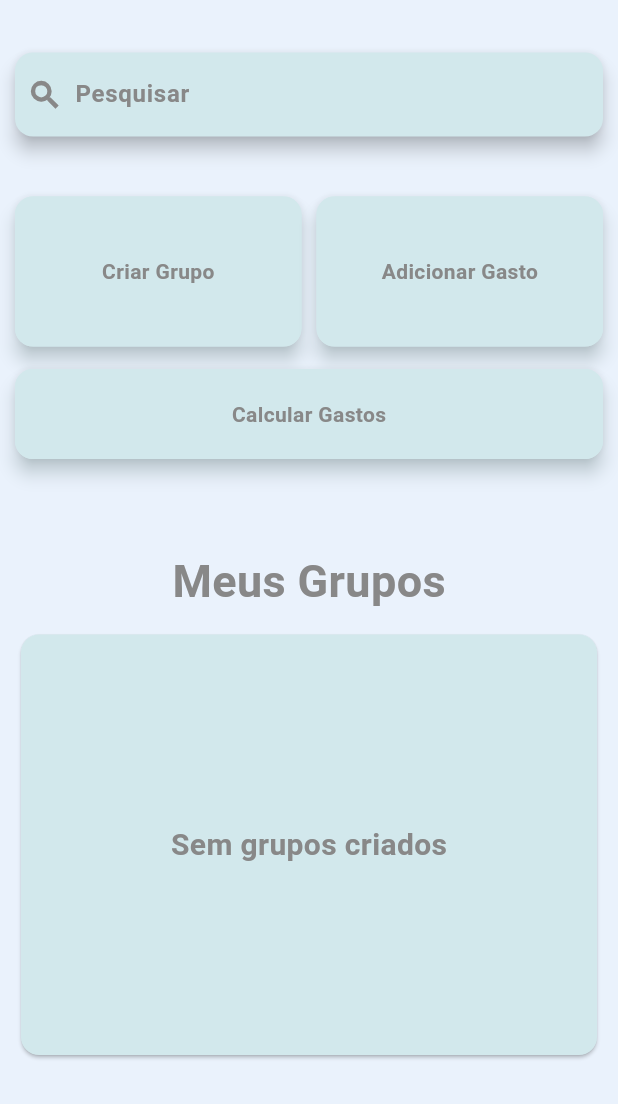
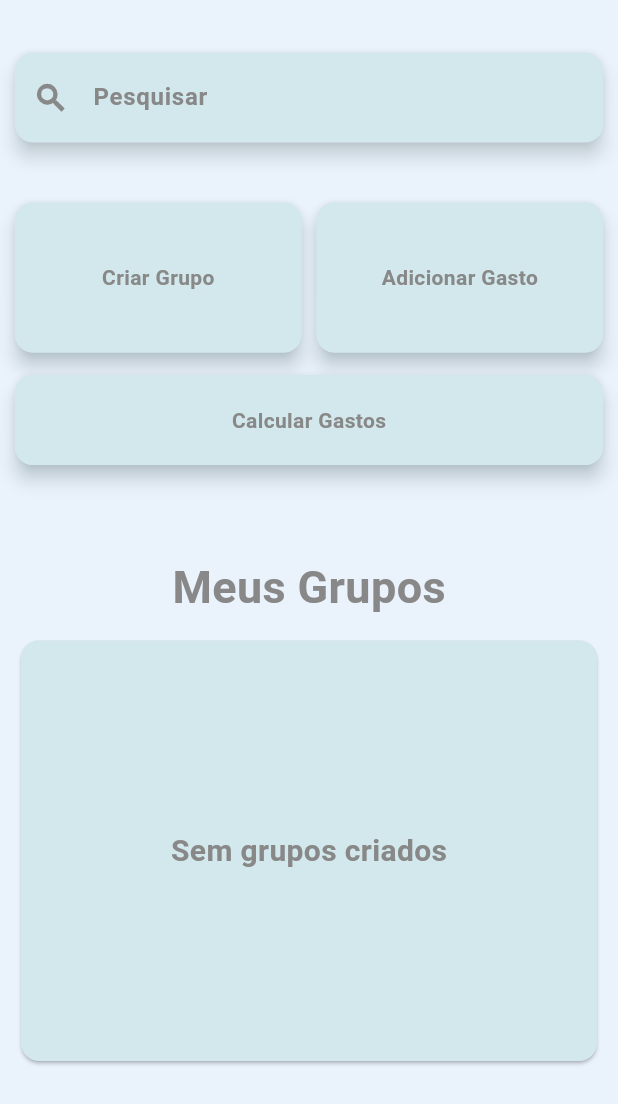
Before and after one commit to OtavioMomberg/Gerenciador-de-Gastos, a Flutter app: the screen it shows after launch, on a phone screen of 412 x 824 dp. Shown: the top 1104 px of the screen. Run offline on Flutter 3.47's test engine with Material 3 defaults, Android fonts, the phone set to English and light mode, and no system bars; our stand-ins replace sqflite; accounts and stored records are empty.

Commit message:
card UI improvements

```diff
--- a/lib/main.dart
+++ b/lib/main.dart
@@ -22,6 +22,9 @@ class MyApp extends StatelessWidget {
       title: 'Gerenciador de Gastos',
       debugShowCheckedModeBanner: false,
       theme: ThemeData(
+        textSelectionTheme: TextSelectionThemeData(
+          selectionHandleColor: const Color.fromARGB(255, 136, 136, 136),
+        ),
         colorScheme: .fromSeed(seedColor: const Color.fromARGB(255, 210, 232, 236)),
       ),
       home: const HomePage(),
--- a/lib/pages/home_page.dart
+++ b/lib/pages/home_page.dart
@@ -10,6 +10,7 @@ import 'package:gerenciador_gastos_v2/utils/color_conversion.dart';
 import 'package:gerenciador_gastos_v2/utils/group_options_enum.dart';
 import 'package:gerenciador_gastos_v2/widgets/button.dart';
 import 'package:gerenciador_gastos_v2/widgets/group_card.dart';
+import 'package:gerenciador_gastos_v2/widgets/search_bar/search_bar_widget.dart';
 
 class HomePage extends StatefulWidget {
   const HomePage({super.key});
@@ -49,29 +50,7 @@ class _HomePageState extends State<HomePage> with ChangePage {
             spacing: 15,
             children: <Widget>[
               const SizedBox(height: 10),
-              SearchBar(
-                shape: WidgetStatePropertyAll(
-                  RoundedRectangleBorder(
-                    borderRadius: BorderRadius.circular(12),
-                  ),
-                ),
-                backgroundColor: const WidgetStatePropertyAll(
-                  Color.fromARGB(255, 210, 232, 236),
-                ),
-                leading: const Icon(
-                  Icons.search,
-                  color: Color.fromARGB(255, 136, 136, 136),
-                  fontWeight: FontWeight.bold,
-                ),
-                elevation: const WidgetStatePropertyAll(5),
-                hintText: "Pesquisar",
-                hintStyle: const WidgetStatePropertyAll(
-                  TextStyle(
-                    color: Color.fromARGB(255, 136, 136, 136),
-                    fontWeight: FontWeight.bold
-                  )
-                )
-              ),
+              SearchBarWidget(navigation: navigation),
               const SizedBox(height: 10),
               Row(
                 spacing: 10,
@@ -81,24 +60,24 @@ class _HomePageState extends State<HomePage> with ChangePage {
                       label: "Criar Grupo",
                       height: 100,
                       navigation: navigation,
-                      page: ActionGroupPage(action: ActionsEnum.create)
-                    )
+                      page: ActionGroupPage(action: ActionsEnum.create),
+                    ),
                   ),
                   Expanded(
                     child: Button(
                       label: "Adicionar Gasto",
                       height: 100,
                       navigation: navigation,
-                      page: ActionExpensePage(action: ActionsEnum.create)
-                    )
-                  )
-                ]
+                      page: ActionExpensePage(action: ActionsEnum.create),
+                    ),
+                  ),
+                ],
               ),
               Button(
                 label: "Calcular Gastos",
                 height: 60,
                 navigation: navigation,
-                page: CalculationPage()
+                page: CalculationPage(),
               ),
               const SizedBox(height: 30),
               Column(
@@ -108,12 +87,15 @@ class _HomePageState extends State<HomePage> with ChangePage {
                     style: TextStyle(
                       color: Color.fromARGB(255, 136, 136, 136),
                       fontSize: 30,
-                      fontWeight: FontWeight.bold
-                    )
+                      fontWeight: FontWeight.bold,
+                    ),
                   ),
                   const SizedBox(height: 10),
-                  SizedBox(
+                  Container(
                     height: size.height * 0.35,
+                    decoration: BoxDecoration(
+                      borderRadius: BorderRadius.circular(10)
+                    ),
                     child: FutureBuilder(
                       future: _db.groups,
                       builder: (context, snapshot) {
@@ -137,23 +119,33 @@ class _HomePageState extends State<HomePage> with ChangePage {
                           itemCount: snapshot.data!.length,
                           separatorBuilder: (_, _) => const SizedBox(width: 10),
                           itemBuilder: (context, index) {
-                            return GroupCard(
+                            return Padding(
+                              padding: const EdgeInsets.only(bottom: 15),
+                              child: GroupCard(
                                 color: ColorConversion.colorsMap[snapshot.data![index].color]!,
                                 groupName: snapshot.data![index].name,
                                 width: (size.width - 30) * 0.5,
                                 onTap: () async {
-                                await _db.selectExpensesByGroup(groupID: snapshot.data![index].id);
-                                navigation(page: GroupPage(groupID: snapshot.data![index].id), index: index);
+                                  await _db.selectExpensesByGroup(
+                                    groupID: snapshot.data![index].id,
+                                  );
+                                  navigation(
+                                    page: GroupPage(
+                                      groupID: snapshot.data![index].id,
+                                    ),
+                                    index: index,
+                                  );
                                 },
                                 onLongPress: () {
                                   navigation(
                                     page: ActionGroupPage(
                                       action: ActionsEnum.update,
-                                    groupData: snapshot.data![index]
+                                      groupData: snapshot.data![index],
                                     ),
                                     index: index
                                   );
                                 }
+                              ),
                             );
                           }
                         );
@@ -173,17 +165,19 @@ class _HomePageState extends State<HomePage> with ChangePage {
     await _db.selectGroups();
   }
 
-  void navigation({required Widget page, int index = 0}) {
-    if (_db.groupsWithoutFuture.isEmpty && page.runtimeType != ActionGroupPage) { return; }
+  void navigation({required Widget page, int? index = 0}) {
+    if (_db.groupsWithoutFuture.isEmpty && page.runtimeType != ActionGroupPage) {
+      return;
+    }
 
     goNextPage(
       context: context,
-      index: index,
+      index: index ?? 0,
       page: page,
       thenFunction: ({response}) async {
         await _db.selectGroups();
         setState(() {});
-      }
+      },
     );
   }
 }
--- a/lib/widgets/expense_card.dart
+++ b/lib/widgets/expense_card.dart
@@ -28,7 +28,10 @@ class ExpenseCard extends StatelessWidget with ChangePage {
       color: groupService.indexList.contains(index)
         ? groupService.colors[1]
         : groupService.colors[0],
-      type: MaterialType.card,
+      elevation: 5,
+      shadowColor: groupService.indexList.contains(index)
+        ? groupService.colors[1]
+        : groupService.colors[0],
       borderRadius: BorderRadius.circular(10),
       child: InkWell(
         borderRadius: BorderRadius.circular(10),
--- a/lib/widgets/group_card.dart
+++ b/lib/widgets/group_card.dart
@@ -21,6 +21,8 @@ class GroupCard extends StatelessWidget {
     return Material(
       color: color,
       borderRadius: BorderRadius.circular(10),
+      elevation: 5,
+      shadowColor: color,
       child: InkWell(
         borderRadius: BorderRadius.circular(10),
         onTap: onTap,
--- /dev/null
+++ b/lib/widgets/search_bar/field_view_widget.dart
@@ -0,0 +1,66 @@
+import 'package:flutter/material.dart';
+
+class FieldViewWidget extends StatelessWidget {
+  final TextEditingController controller;
+  final FocusNode focusNode;
+  final VoidCallback onFieldSubmitted;
+
+  const FieldViewWidget({
+    required this.controller,
+    required this.focusNode,
+    required this.onFieldSubmitted,
+    super.key,
+  });
+
+  @override
+  Widget build(BuildContext context) {
+    return Material(
+      color: const Color.fromARGB(255, 210, 232, 236),
+      shadowColor: const Color.fromARGB(255, 210, 232, 236),
+      elevation: 5,
+      borderRadius: BorderRadius.circular(12),
+      child: SizedBox(
+        height: 60,
+        child: Center(
+          child: TextField(
+            controller: controller,
+            focusNode: focusNode,
+            style: const TextStyle(
+              color: Color.fromARGB(255, 136, 136, 136),
+              fontWeight: FontWeight.bold,
+            ),
+            cursorColor: const Color.fromARGB(255, 136, 136, 136),
+            decoration: InputDecoration(
+              hintText: "Pesquisar",
+              hintStyle: const TextStyle(
+                color: Color.fromARGB(255, 136, 136, 136),
+                fontWeight: FontWeight.bold,
+              ),
+              prefixIcon: const Icon(
+                Icons.search,
+                color: Color.fromARGB(255, 136, 136, 136),
+                fontWeight: FontWeight.bold,
+              ),
+              suffixIcon: controller.text.isNotEmpty
+                ? IconButton(
+                    onPressed: () => controller.clear(),
+                    icon: const Icon(
+                      Icons.close,
+                      color: Color.fromARGB(255, 136, 136, 136),
+                      fontWeight: FontWeight.bold,
+                    ),
+                  )
+                : null,
+              filled: true,
+              fillColor: const Color.fromARGB(255, 210, 232, 236),
+              border: OutlineInputBorder(
+                borderRadius: BorderRadius.circular(12),
+                borderSide: BorderSide.none
+              )
+            )
+          )
+        )
+      )
+    );
+  }
+}
--- /dev/null
+++ b/lib/widgets/search_bar/search_bar_widget.dart
@@ -0,0 +1,52 @@
+import 'package:flutter/material.dart';
+import 'package:gerenciador_gastos_v2/models/group_read.dart';
+import 'package:gerenciador_gastos_v2/pages/group_page.dart';
+import 'package:gerenciador_gastos_v2/services/database_service.dart';
+import 'package:gerenciador_gastos_v2/widgets/search_bar/field_view_widget.dart';
+import 'package:gerenciador_gastos_v2/widgets/search_bar/options_view_widget.dart';
+
+class SearchBarWidget extends StatelessWidget {
+  final void Function({required Widget page, int? index}) navigation;
+
+  SearchBarWidget({required this.navigation, super.key});
+
+  final _db = DatabaseService.instance();
+
+  @override
+  Widget build(BuildContext context) {
+    return Autocomplete<GroupRead>(
+      optionsBuilder: (TextEditingValue textEditingValue) {
+        if (textEditingValue.text.isEmpty) {
+          return Iterable<GroupRead>.empty();
+        }
+        return _db.groupsWithoutFuture.where((group) {
+          return group.name.toLowerCase().contains(
+            textEditingValue.text.toLowerCase(),
+          );
+        });
+      },
+
+      displayStringForOption: (group) => group.name,
+
+      onSelected: (GroupRead group) async {
+        await _db.selectExpensesByGroup(groupID: group.id);
+
+        navigation(page: GroupPage(groupID: group.id));
+      },
+
+      fieldViewBuilder: (context, controller, focusNode, onFieldSubmitted) {
+        return FieldViewWidget(
+          controller: controller,
+          focusNode: focusNode,
+          onFieldSubmitted: onFieldSubmitted
+        );
+      },
+      optionsViewBuilder: (context, onSelected, options) {
+        return Padding(
+          padding: const EdgeInsets.only(top: 5),
+          child: OptionsViewWidget(onSelected: onSelected, options: options)
+        );
+      }
+    );
+  }
+}
```
Also changed, not shown: lib/database/db.dart (+2 -30 lines), lib/pages/group_page.dart (+20 -21 lines), lib/services/database_service.dart (+27 -1 lines), lib/widgets/search_bar/options_view_widget.dart (added, +50 -0 lines). Lines whose indentation alone changed are shown as unchanged.
